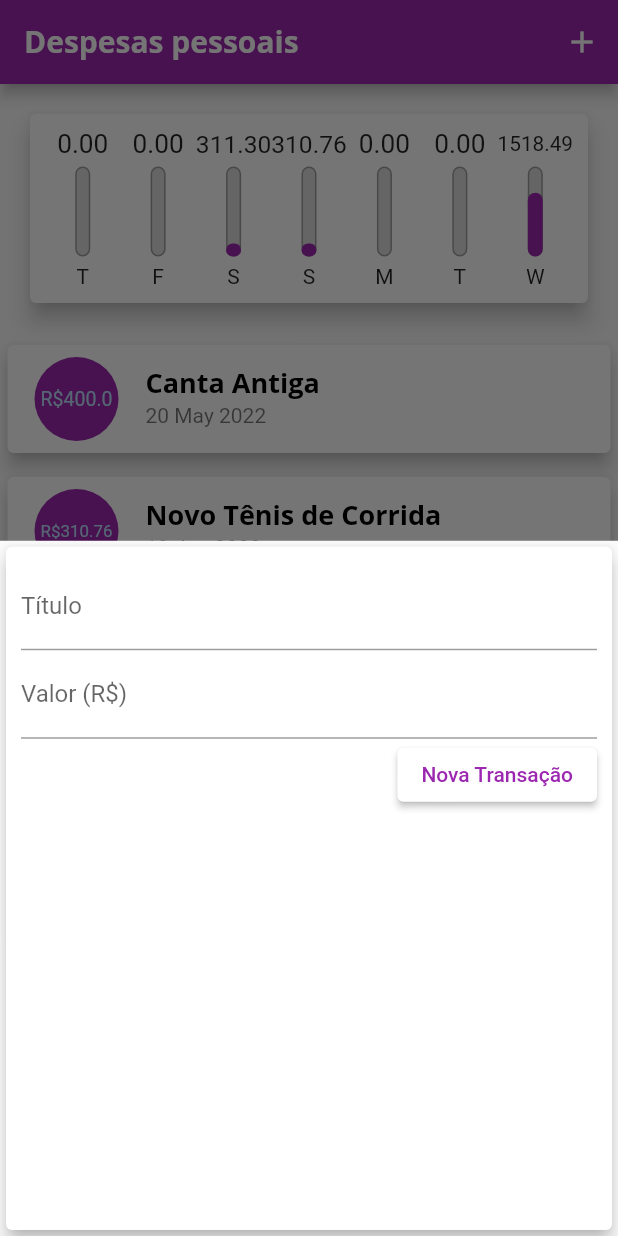
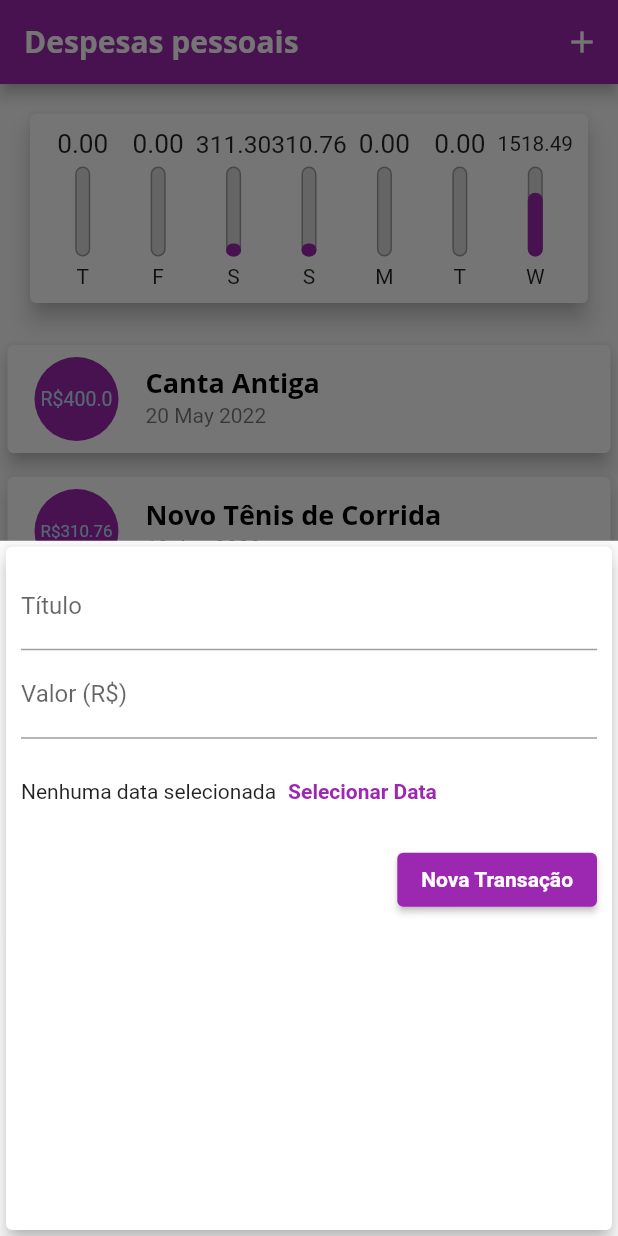
Before and after one commit to lucasviinic/learning-flutter, a Flutter app: the screen it shows after launch, after a tap on the "add" icon, on a phone screen of 412 x 824 dp. Run offline on Flutter 3.47's test engine with Material 2 defaults, Android fonts, the phone set to English and light mode, and no system bars.

Commit message:
feat: preparando formulário

```diff
--- a/expenses/lib/components/transaction_form.dart
+++ b/expenses/lib/components/transaction_form.dart
@@ -50,13 +50,37 @@ class _TransactionFormState extends State<TransactionForm> {
                 labelText: "Valor (R\$)"
               ),
             ),
+            Container(
+              height: 70,
+              child: Row(
+                children: [
+                  Text("Nenhuma data selecionada"),
+                  TextButton(
+                    onPressed: () {},
+                    child: Text(
+                      "Selecionar Data",
+                      style: TextStyle(
+                        fontWeight: FontWeight.bold
+                      ),
+                    )
+                  )
+                ],
+              ),
+            ),
             Row(
               mainAxisAlignment: MainAxisAlignment.end,
               children: [
                 ElevatedButton(
                   onPressed: _submitForm,
-                  child: Text("Nova Transação", style: TextStyle(color: Colors.purple)),
-                  style: ElevatedButton.styleFrom(primary: Colors.white),
+                  child: Text(
+                    "Nova Transação",
+                    style: TextStyle(
+                      color: Theme.of(context).textTheme.button?.color
+                    )
+                  ),
+                  style: ElevatedButton.styleFrom(
+                    primary: Theme.of(context).colorScheme.primary,
+                  ),
                 ),
               ],
             )
--- a/expenses/lib/main.dart
+++ b/expenses/lib/main.dart
@@ -30,6 +30,10 @@ class ExpensesApp extends StatelessWidget {
             fontSize: 18,
             fontWeight: FontWeight.bold,
             color: Colors.black
+          ),
+          button: TextStyle(
+            color: Colors.white,
+            fontWeight: FontWeight.bold
           )
         ),
         appBarTheme: AppBarTheme(
```
